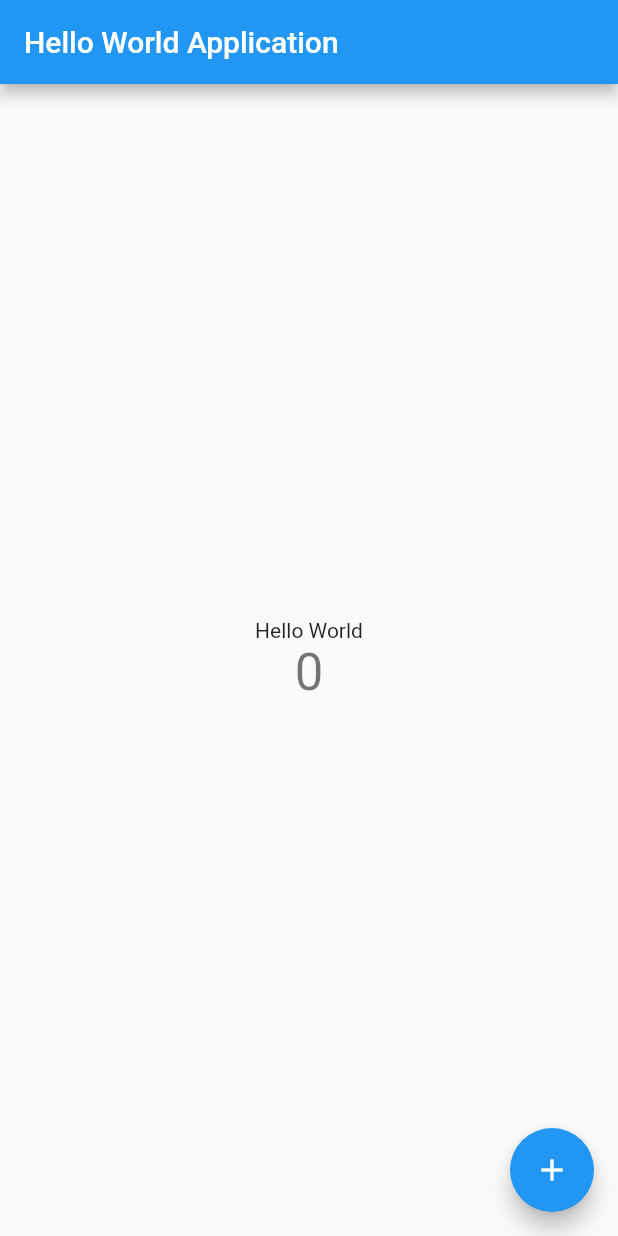
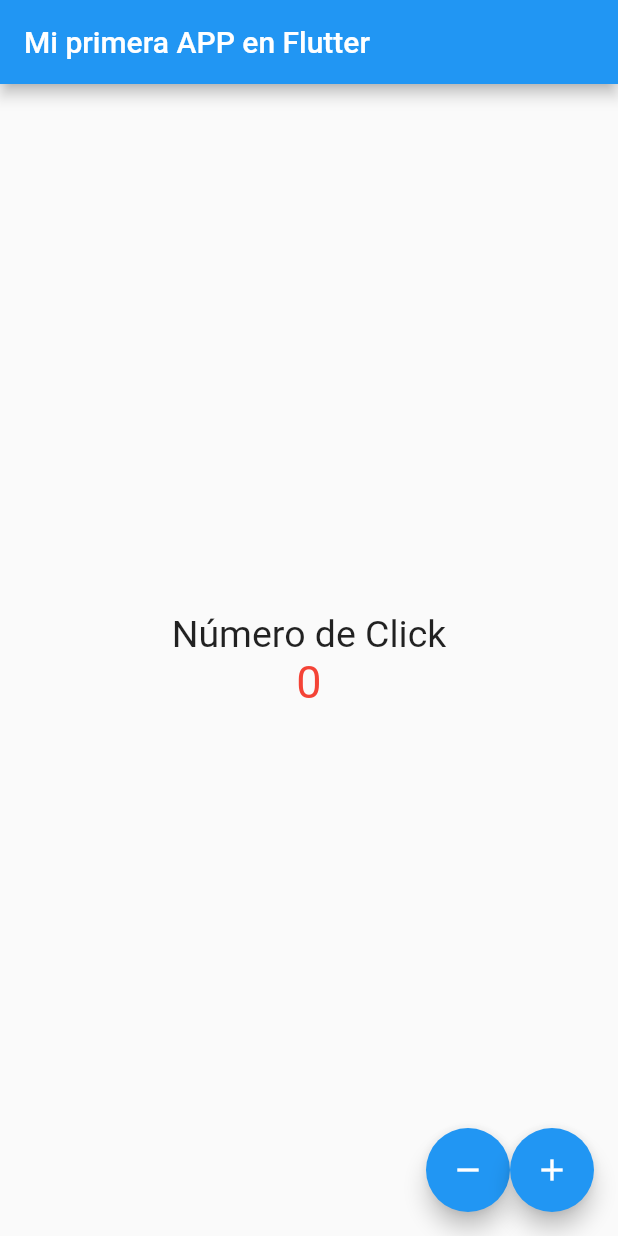
Before and after one commit to Kreysh1/Flutter-Projects, a Flutter app: the screen it shows after launch, on a phone screen of 412 x 824 dp. Run offline on Flutter 3.47's test engine with Material 2 defaults, Android fonts, the light colour scheme and no system bars.

Commit message:
Two FloatinActionButton

```diff
--- a/hello_world/lib/main.dart
+++ b/hello_world/lib/main.dart
@@ -1,115 +1,6 @@
 import 'package:flutter/material.dart';
+import 'package:hello_world/src/app.dart';
 
 void main() {
-  runApp(const MyApp());
+  runApp(MyApp());
 }
-
-class MyApp extends StatelessWidget {
-  const MyApp({super.key});
-
-  // This widget is the root of your application.
-  @override
-  Widget build(BuildContext context) {
-    return MaterialApp(
-      title: 'Flutter Demo',
-      theme: ThemeData(
-        // This is the theme of your application.
-        //
-        // Try running your application with "flutter run". You'll see the
-        // application has a blue toolbar. Then, without quitting the app, try
-        // changing the primarySwatch below to Colors.green and then invoke
-        // "hot reload" (press "r" in the console where you ran "flutter run",
-        // or simply save your changes to "hot reload" in a Flutter IDE).
-        // Notice that the counter didn't reset back to zero; the application
-        // is not restarted.
-        primarySwatch: Colors.blue,
-      ),
-      home: const MyHomePage(title: 'Hello World Application'),
-    );
-  }
-}
-
-class MyHomePage extends StatefulWidget {
-  const MyHomePage({super.key, required this.title});
-
-  // This widget is the home page of your application. It is stateful, meaning
-  // that it has a State object (defined below) that contains fields that affect
-  // how it looks.
-
-  // This class is the configuration for the state. It holds the values (in this
-  // case the title) provided by the parent (in this case the App widget) and
-  // used by the build method of the State. Fields in a Widget subclass are
-  // always marked "final".
-
-  final String title;
-
-  @override
-  State<MyHomePage> createState() => _MyHomePageState();
-}
-
-class _MyHomePageState extends State<MyHomePage> {
-  int _counter = 0;
-
-  void _incrementCounter() {
-    setState(() {
-      // This call to setState tells the Flutter framework that something has
-      // changed in this State, which causes it to rerun the build method below
-      // so that the display can reflect the updated values. If we changed
-      // _counter without calling setState(), then the build method would not be
-      // called again, and so nothing would appear to happen.
-      _counter++;
-    });
-  }
-
-  @override
-  Widget build(BuildContext context) {
-    // This method is rerun every time setState is called, for instance as done
-    // by the _incrementCounter method above.
-    //
-    // The Flutter framework has been optimized to make rerunning build methods
-    // fast, so that you can just rebuild anything that needs updating rather
-    // than having to individually change instances of widgets.
-    return Scaffold(
-      appBar: AppBar(
-        // Here we take the value from the MyHomePage object that was created by
-        // the App.build method, and use it to set our appbar title.
-        title: Text(widget.title),
-      ),
-      body: Center(
-        // Center is a layout widget. It takes a single child and positions it
-        // in the middle of the parent.
-        child: Column(
-          // Column is also a layout widget. It takes a list of children and
-          // arranges them vertically. By default, it sizes itself to fit its
-          // children horizontally, and tries to be as tall as its parent.
-          //
-          // Invoke "debug painting" (press "p" in the console, choose the
-          // "Toggle Debug Paint" action from the Flutter Inspector in Android
-          // Studio, or the "Toggle Debug Paint" command in Visual Studio Code)
-          // to see the wireframe for each widget.
-          //
-          // Column has various properties to control how it sizes itself and
-          // how it positions its children. Here we use mainAxisAlignment to
-          // center the children vertically; the main axis here is the vertical
-          // axis because Columns are vertical (the cross axis would be
-          // horizontal).
-          mainAxisAlignment: MainAxisAlignment.center,
-          children: <Widget>[
-            const Text(
-              'Hello World',
-            ),
-            Text(
-              '$_counter',
-              style: Theme.of(context).textTheme.headline4,
-            ),
-          ],
-        ),
-      ),
-      floatingActionButton: FloatingActionButton(
-        onPressed: _incrementCounter,
-        tooltip: 'Increment',
-        child: const Icon(Icons.add),
-      ), // This trailing comma makes auto-formatting nicer for build methods.
-    );
-  }
-}
--- /dev/null
+++ b/hello_world/lib/src/app.dart
@@ -0,0 +1,15 @@
+import 'package:flutter/material.dart';
+import 'package:hello_world/src/pages/home_page.dart';
+import 'package:hello_world/src/pages/increment_pages.dart';
+
+class MyApp extends StatelessWidget {
+  @override
+  Widget build(BuildContext context) {
+    return MaterialApp(
+      home: Center(
+        // child: HomePage(),
+        child: IncrementPage(),
+      ),
+    );
+  }
+}
--- /dev/null
+++ b/hello_world/lib/src/pages/home_page.dart
@@ -0,0 +1,25 @@
+import 'package:flutter/material.dart';
+
+class HomePage extends StatelessWidget {
+  @override
+  Widget build(BuildContext context) {
+    return Scaffold(
+      appBar: AppBar(
+        title: Text('Mi primera APP en Flutter'),
+      ),
+      body: Center(
+        child: Column(
+          mainAxisAlignment: MainAxisAlignment.center,
+          children: <Widget>[
+            Text('Número de Click', style: TextStyle(fontSize: 25)),
+            Text('0', style: TextStyle(fontSize: 30, color: Colors.red))
+          ],
+        ),
+      ),
+      floatingActionButton: FloatingActionButton(
+        onPressed: () {},
+        child: Icon(Icons.add),
+      ),
+    );
+  }
+}
--- /dev/null
+++ b/hello_world/lib/src/pages/increment_pages.dart
@@ -0,0 +1,42 @@
+import 'package:flutter/material.dart';
+
+class IncrementPage extends StatefulWidget {
+  @override
+  State<StatefulWidget> createState() {
+    return _IncrementPageState();
+  }
+}
+
+class _IncrementPageState extends State<IncrementPage> {
+  int _conteo = 0;
+  @override
+  Widget build(BuildContext context) {
+    return Scaffold(
+      appBar: AppBar(
+        title: Text('Mi primera APP en Flutter'),
+      ),
+      body: Center(
+        child: Column(
+          mainAxisAlignment: MainAxisAlignment.center,
+          children: <Widget>[
+            Text('Número de Click', style: TextStyle(fontSize: 25)),
+            Text('$_conteo', style: TextStyle(fontSize: 30, color: Colors.red)),
+          ],
+        ),
+      ),
+      floatingActionButton: Row(
+        mainAxisAlignment: MainAxisAlignment.end,
+        children: <Widget>[
+          FloatingActionButton(
+            onPressed: () => setState((() => _conteo--)),
+            child: Icon(Icons.remove),
+          ),
+          FloatingActionButton(
+            onPressed: () => setState((() => _conteo++)),
+            child: Icon(Icons.add),
+          ),
+        ],
+      ),
+    );
+  }
+}
```
